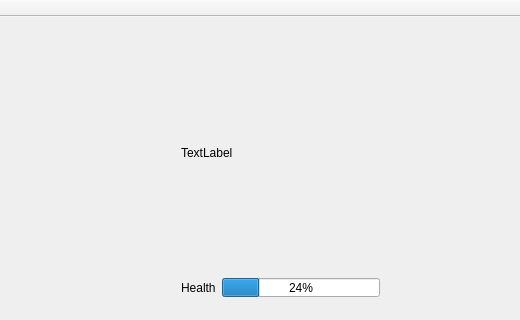
Qt form InGame/InGame/InGame.ui (beratyil/playStarWars) before a commit; both pictures show x 400 to 920 and y 0 to 320 of the 920 by 675 pixel window.
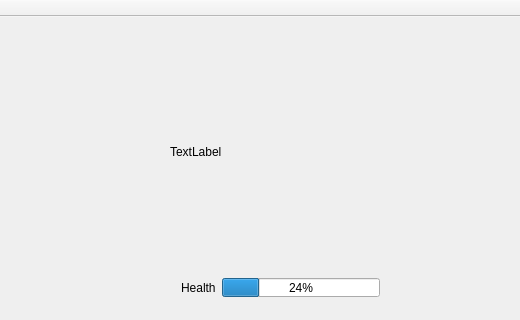
The same form after that commit.

Diff of the .ui file:
```diff
--- a/InGame/InGame/InGame.ui
+++ b/InGame/InGame/InGame.ui
@@ -14,25 +14,6 @@
    <string>InGame</string>
   </property>
   <widget class="QWidget" name="centralWidget">
-   <widget class="QWidget" name="gridLayoutWidget">
-    <property name="geometry">
-     <rect>
-      <x>570</x>
-      <y>40</y>
-      <width>211</width>
-      <height>191</height>
-     </rect>
-    </property>
-    <layout class="QGridLayout" name="enemyLayout">
-     <item row="0" column="0">
-      <widget class="QLabel" name="hero_2">
-       <property name="text">
-        <string>TextLabel</string>
-       </property>
-      </widget>
-     </item>
-    </layout>
-   </widget>
    <widget class="QWidget" name="gridLayoutWidget_2">
     <property name="geometry">
      <rect>
@@ -126,8 +107,8 @@
    <widget class="QWidget" name="gridLayoutWidget_4">
     <property name="geometry">
      <rect>
-      <x>510</x>
-      <y>50</y>
+      <x>500</x>
+      <y>40</y>
       <width>49</width>
       <height>41</height>
      </rect>
@@ -208,6 +189,19 @@
      </item>
     </layout>
    </widget>
+   <widget class="QLabel" name="enemy">
+    <property name="geometry">
+     <rect>
+      <x>570</x>
+      <y>40</y>
+      <width>209</width>
+      <height>189</height>
+     </rect>
+    </property>
+    <property name="text">
+     <string>TextLabel</string>
+    </property>
+   </widget>
   </widget>
   <widget class="QMenuBar" name="menuBar">
    <property name="geometry">
```
Left out of the diff: 3 changed lines with no effect on the pictures.
